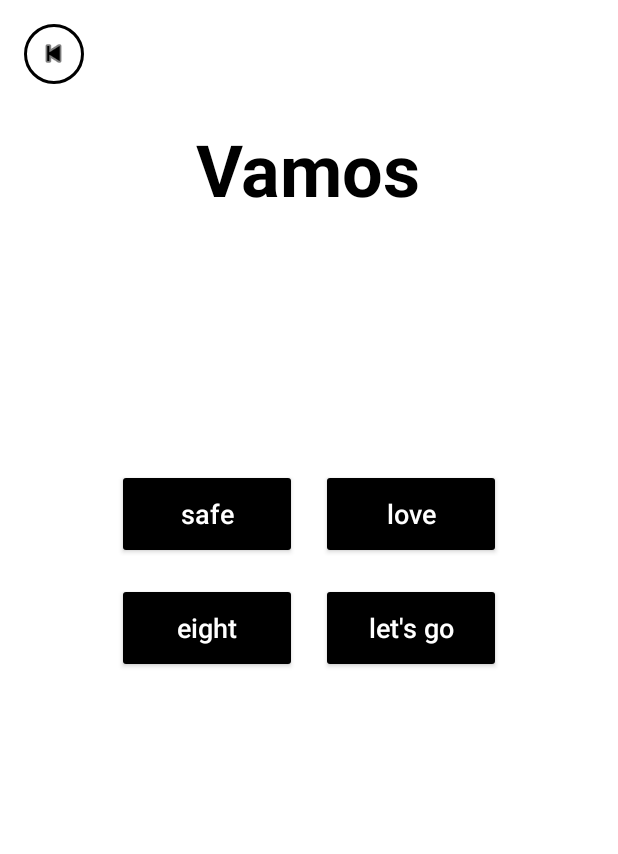
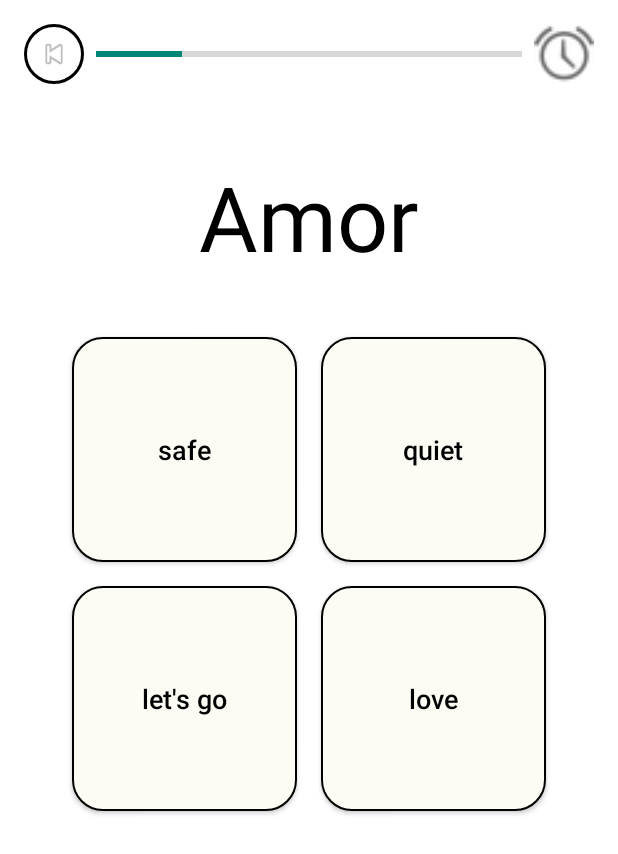
Before and after one commit to awelotta/Lingonary, an Android app built with Jetpack Compose: the fragment WordLibraryFragment placed in its activity, after a tap on "QUIZ", on a phone screen of 412 x 824 dp. Shown: the top 854 px of the screen. Run offline under Robolectric (Android 15) with nearby library versions, the phone set to English and light mode, and no system bars.

Commit message:
Updates for quiz 11/25/25

```diff
--- a/app/src/main/java/com/example/lingonary/QuizActivity.java
+++ b/app/src/main/java/com/example/lingonary/QuizActivity.java
@@ -2,13 +2,13 @@ package com.example.lingonary;
 
 import android.content.Intent;
 import android.os.Bundle;
-import android.view.LayoutInflater;
 import android.view.View;
 import android.widget.Button;
 import android.widget.ImageView;
+import android.widget.ProgressBar;
 import android.widget.TextView;
-import androidx.appcompat.app.AlertDialog;
 import androidx.appcompat.app.AppCompatActivity;
+import androidx.core.content.ContextCompat;
 
 import com.example.lingonary.models.Word;
 
@@ -17,18 +17,17 @@ import java.util.Collections;
 import java.util.List;
 import java.util.stream.Collectors;
 
-public class QuizActivity extends AppCompatActivity {
+public class QuizActivity extends AppCompatActivity implements View.OnClickListener {
 
     private List<Word> wordList;
     private List<Word> quizList;
-
     private Word currentWord;
+    private int currentQuestionIndex = 0;
 
     private TextView titleVamos;
-    private Button btnLetsGo;
-    private Button btnHappy;
-    private Button btnVictory;
-    private Button btnPotato;
+    private Button btnOption1, btnOption2, btnOption3, btnOption4, btnContinue;
+    private ProgressBar progressBar;
+    private List<Button> optionButtons;
 
     @Override
     protected void onCreate(Bundle savedInstanceState) {
@@ -36,18 +35,40 @@ public class QuizActivity extends AppCompatActivity {
         setContentView(R.layout.quizactivity_main);
 
         wordList = getIntent().getParcelableArrayListExtra("wordList");
-        quizList = wordList.stream().filter(w -> w.getTimesCorrect() < 2).collect(Collectors.toList());
+        if (wordList != null) {
+            List<Word> availableWords = wordList.stream().filter(w -> w.getTimesCorrect() < 3).collect(Collectors.toList());
+            Collections.shuffle(availableWords);
+            quizList = availableWords.stream().limit(10).collect(Collectors.toList());
+        }
 
         titleVamos = findViewById(R.id.titleVamos);
-        btnLetsGo = findViewById(R.id.btnLetsGo);
-        btnHappy = findViewById(R.id.btnHappy);
-        btnVictory = findViewById(R.id.btnVictory);
-        btnPotato = findViewById(R.id.btnPotato);
+        btnOption1 = findViewById(R.id.btnOption1);
+        btnOption2 = findViewById(R.id.btnOption2);
+        btnOption3 = findViewById(R.id.btnOption3);
+        btnOption4 = findViewById(R.id.btnOption4);
+        btnContinue = findViewById(R.id.btnContinue);
+        progressBar = findViewById(R.id.progressBar);
+
+        optionButtons = new ArrayList<>();
+        optionButtons.add(btnOption1);
+        optionButtons.add(btnOption2);
+        optionButtons.add(btnOption3);
+        optionButtons.add(btnOption4);
+
+        for (Button button : optionButtons) {
+            button.setOnClickListener(this);
+        }
+
+        btnContinue.setOnClickListener(v -> {
+            currentQuestionIndex++;
+            loadNewQuestion();
+        });
 
         ImageView backArrow = findViewById(R.id.backArrow);
         backArrow.setOnClickListener(v -> finishQuiz());
 
         if (quizList != null && !quizList.isEmpty()) {
+            progressBar.setMax(quizList.size());
             loadNewQuestion();
         } else {
             finishQuiz();
@@ -55,65 +76,61 @@ public class QuizActivity extends AppCompatActivity {
     }
 
     private void loadNewQuestion() {
-        if (quizList.isEmpty()) {
+        if (currentQuestionIndex >= quizList.size()) {
             finishQuiz();
             return;
         }
 
-        Collections.shuffle(quizList);
-        currentWord = quizList.get(0);
-
+        resetButtonStyles();
+        currentWord = quizList.get(currentQuestionIndex);
+        currentWord.setHasBeenInQuiz(true);
         titleVamos.setText(currentWord.getLearning());
+        progressBar.setProgress(currentQuestionIndex + 1);
 
         List<Word> options = new ArrayList<>(wordList);
         options.remove(currentWord);
         Collections.shuffle(options);
 
-        List<Button> buttons = new ArrayList<>();
-        buttons.add(btnLetsGo);
-        buttons.add(btnHappy);
-        buttons.add(btnVictory);
-        buttons.add(btnPotato);
-        Collections.shuffle(buttons);
+        Collections.shuffle(optionButtons);
 
-        buttons.get(0).setText(currentWord.getNativeLang());
-        buttons.get(0).setOnClickListener(v -> {
-            currentWord.incrementTimesCorrect();
-            showResultDialog(true);
-        });
-
-        for (int i = 1; i < buttons.size(); i++) {
-            buttons.get(i).setText(options.get(i - 1).getNativeLang());
-            buttons.get(i).setOnClickListener(v -> showResultDialog(false));
+        optionButtons.get(0).setText(currentWord.getNativeLang());
+        for (int i = 1; i < optionButtons.size(); i++) {
+            optionButtons.get(i).setText(options.get(i - 1).getNativeLang());
         }
     }
 
-    private void showResultDialog(boolean isCorrect) {
-        View dialogView = LayoutInflater.from(this)
-                .inflate(R.layout.quizpopup_result, null, false);
+    @Override
+    public void onClick(View v) {
+        Button selectedButton = (Button) v;
+        String selectedAnswer = selectedButton.getText().toString();
 
-        TextView tvDetail = dialogView.findViewById(R.id.resultDetail);
-        Button btnYes = dialogView.findViewById(R.id.btnYes);
-        Button btnNo = dialogView.findViewById(R.id.btnNo);
+        if (selectedAnswer.equals(currentWord.getNativeLang())) {
+            selectedButton.setBackground(ContextCompat.getDrawable(this, R.drawable.quiz_button_correct));
+            currentWord.incrementTimesCorrect();
+        } else {
+            selectedButton.setBackground(ContextCompat.getDrawable(this, R.drawable.quiz_button_incorrect));
+            // Highlight the correct answer
+            for (Button button : optionButtons) {
+                if (button.getText().toString().equals(currentWord.getNativeLang())) {
+                    button.setBackground(ContextCompat.getDrawable(this, R.drawable.quiz_button_correct));
+                    break;
+                }
+            }
+        }
 
-        tvDetail.setText(isCorrect ? "Correct" : "Incorrect");
+        for (Button button : optionButtons) {
+            button.setEnabled(false);
+        }
 
-        AlertDialog dialog = new AlertDialog.Builder(this)
-                .setView(dialogView)
-                .setCancelable(false)
-                .create();
+        btnContinue.setVisibility(View.VISIBLE);
+    }
 
-        btnYes.setText("Next");
-        btnYes.setOnClickListener(v -> {
-            quizList.remove(currentWord);
-            loadNewQuestion();
-            dialog.dismiss();
-        });
-
-        btnNo.setText("Exit");
-        btnNo.setOnClickListener(v -> finishQuiz());
-
-        dialog.show();
+    private void resetButtonStyles() {
+        for (Button button : optionButtons) {
+            button.setBackground(ContextCompat.getDrawable(this, R.drawable.quiz_button_default));
+            button.setEnabled(true);
+        }
+        btnContinue.setVisibility(View.INVISIBLE);
     }
 
     private void finishQuiz() {
--- a/app/src/main/java/com/example/lingonary/WordLibraryFragment.java
+++ b/app/src/main/java/com/example/lingonary/WordLibraryFragment.java
@@ -67,12 +67,14 @@ public class WordLibraryFragment extends Fragment {
         recyclerLearning.setLayoutManager(new LinearLayoutManager(getContext()));
         recyclerMastered.setLayoutManager(new LinearLayoutManager(getContext()));
 
+        if (wordList == null) {
             wordList = new ArrayList<>();
             wordList.add(new Word("Amor", "love"));
             wordList.add(new Word("Tranquilo", "quiet"));
             wordList.add(new Word("Seguro", "safe"));
             wordList.add(new Word("Ocho", "eight"));
             wordList.add(new Word("Vamos", "let's go"));
+        }
 
         updateWordLists();
 
@@ -87,9 +89,9 @@ public class WordLibraryFragment extends Fragment {
 
     private void updateWordLists() {
         if (wordList == null) return;
-        List<Word> haventStartedList = wordList.stream().filter(w -> w.getTimesCorrect() == 0).collect(Collectors.toList());
-        List<Word> learningList = wordList.stream().filter(w -> w.getTimesCorrect() == 1).collect(Collectors.toList());
-        List<Word> masteredList = wordList.stream().filter(w -> w.getTimesCorrect() >= 2).collect(Collectors.toList());
+        List<Word> haventStartedList = wordList.stream().filter(w -> !w.hasBeenInQuiz()).collect(Collectors.toList());
+        List<Word> learningList = wordList.stream().filter(w -> w.hasBeenInQuiz() && w.getTimesCorrect() < 3).collect(Collectors.toList());
+        List<Word> masteredList = wordList.stream().filter(w -> w.getTimesCorrect() >= 3).collect(Collectors.toList());
 
         haventStartedAdapter = new WordAdapter(haventStartedList);
         learningAdapter = new WordAdapter(learningList);
--- a/app/src/main/java/com/example/lingonary/models/Word.java
+++ b/app/src/main/java/com/example/lingonary/models/Word.java
@@ -7,17 +7,33 @@ public class Word implements Parcelable {
     private String learning;
     private String nativeLang;
     private int timesCorrect;
+    private boolean hasBeenInQuiz;
 
     public Word(String learning, String nativeLang) {
         this.learning = learning;
         this.nativeLang = nativeLang;
         this.timesCorrect = 0;
+        this.hasBeenInQuiz = false;
     }
 
     protected Word(Parcel in) {
         learning = in.readString();
         nativeLang = in.readString();
         timesCorrect = in.readInt();
+        hasBeenInQuiz = in.readByte() != 0;
+    }
+
+    @Override
+    public void writeToParcel(Parcel dest, int flags) {
+        dest.writeString(learning);
+        dest.writeString(nativeLang);
+        dest.writeInt(timesCorrect);
+        dest.writeByte((byte) (hasBeenInQuiz ? 1 : 0));
+    }
+
+    @Override
+    public int describeContents() {
+        return 0;
     }
 
     public static final Creator<Word> CREATOR = new Creator<Word>() {
@@ -35,18 +51,8 @@ public class Word implements Parcelable {
     public String getLearning() { return learning; }
     public String getNativeLang() { return nativeLang; }
     public int getTimesCorrect() { return timesCorrect; }
+    public boolean hasBeenInQuiz() { return hasBeenInQuiz; }
 
     public void incrementTimesCorrect() { this.timesCorrect++; }
-
-    @Override
-    public void writeToParcel(Parcel dest, int flags) {
-        dest.writeString(learning);
-        dest.writeString(nativeLang);
-        dest.writeInt(timesCorrect);
-    }
-
-    @Override
-    public int describeContents() {
-        return 0;
-    }
+    public void setHasBeenInQuiz(boolean hasBeenInQuiz) { this.hasBeenInQuiz = hasBeenInQuiz; }
 }
--- /dev/null
+++ b/app/src/main/res/drawable/quiz_button_correct.xml
@@ -0,0 +1,7 @@
+<?xml version="1.0" encoding="utf-8"?>
+<shape xmlns:android="http://schemas.android.com/apk/res/android"
+    android:shape="rectangle">
+    <solid android:color="@color/quiz_correct_answer" />
+    <corners android:radius="20dp" />
+    <stroke android:width="1dp" android:color="@android:color/black" />
+</shape>
--- /dev/null
+++ b/app/src/main/res/drawable/quiz_button_default.xml
@@ -0,0 +1,7 @@
+<?xml version="1.0" encoding="utf-8"?>
+<shape xmlns:android="http://schemas.android.com/apk/res/android"
+    android:shape="rectangle">
+    <solid android:color="@color/quiz_answer_box" />
+    <corners android:radius="20dp" />
+    <stroke android:width="1dp" android:color="@android:color/black" />
+</shape>
--- /dev/null
+++ b/app/src/main/res/drawable/quiz_button_incorrect.xml
@@ -0,0 +1,7 @@
+<?xml version="1.0" encoding="utf-8"?>
+<shape xmlns:android="http://schemas.android.com/apk/res/android"
+    android:shape="rectangle">
+    <solid android:color="@android:color/holo_red_light" />
+    <corners android:radius="20dp" />
+    <stroke android:width="1dp" android:color="@android:color/black" />
+</shape>
--- a/app/src/main/res/layout/fragment_word_library.xml
+++ b/app/src/main/res/layout/fragment_word_library.xml
@@ -3,7 +3,7 @@
     xmlns:app="http://schemas.android.com/apk/res-auto"
     android:layout_width="match_parent"
     android:layout_height="match_parent"
-    android:background="#F9F2FF">
+    android:background="#FAFAFA">
 
     <androidx.core.widget.NestedScrollView
         android:layout_width="match_parent"
--- a/app/src/main/res/layout/quizactivity_main.xml
+++ b/app/src/main/res/layout/quizactivity_main.xml
@@ -1,121 +1,103 @@
 <?xml version="1.0" encoding="utf-8"?>
-<FrameLayout xmlns:android="http://schemas.android.com/apk/res/android"
+<androidx.constraintlayout.widget.ConstraintLayout xmlns:android="http://schemas.android.com/apk/res/android"
     xmlns:app="http://schemas.android.com/apk/res-auto"
+    xmlns:tools="http://schemas.android.com/tools"
     android:layout_width="match_parent"
     android:layout_height="match_parent"
-    android:background="@android:color/white">
+    android:background="#FFFFFF">
 
-    <LinearLayout
-        android:layout_width="match_parent"
-        android:layout_height="match_parent"
-        android:orientation="vertical"
-        android:gravity="top|center_horizontal"
-        android:background="@android:color/white">
+    <ImageView
+        android:id="@+id/backArrow"
+        android:layout_width="40dp"
+        android:layout_height="40dp"
+        android:layout_marginStart="16dp"
+        android:layout_marginTop="16dp"
+        android:background="@drawable/circle_white_border"
+        android:padding="8dp"
+        android:src="@android:drawable/ic_media_previous"
+        app:layout_constraintStart_toStartOf="parent"
+        app:layout_constraintTop_toTopOf="parent" />
 
+    <ProgressBar
+        android:id="@+id/progressBar"
+        style="?android:attr/progressBarStyleHorizontal"
+        android:layout_width="0dp"
+        android:layout_height="wrap_content"
+        android:layout_marginStart="8dp"
+        android:layout_marginEnd="8dp"
+        app:layout_constraintBottom_toBottomOf="@+id/backArrow"
+        app:layout_constraintEnd_toStartOf="@+id/timerIcon"
+        app:layout_constraintStart_toEndOf="@+id/backArrow"
+        app:layout_constraintTop_toTopOf="@+id/backArrow" />
+
+    <ImageView
+        android:id="@+id/timerIcon"
+        android:layout_width="40dp"
+        android:layout_height="40dp"
+        android:layout_marginEnd="16dp"
+        android:src="@android:drawable/ic_lock_idle_alarm"
+        app:layout_constraintBottom_toBottomOf="@+id/progressBar"
+        app:layout_constraintEnd_toEndOf="parent"
+        app:layout_constraintTop_toTopOf="@+id/progressBar" />
 
     <TextView
         android:id="@+id/titleVamos"
         android:layout_width="wrap_content"
         android:layout_height="wrap_content"
-            android:text="Vamos"
-            android:textSize="48sp"
-            android:textStyle="bold"
+        android:layout_marginTop="60dp"
+        android:text="美"
         android:textColor="@android:color/black"
-            android:layout_marginTop="80dp" />
+        android:textSize="60sp"
+        app:layout_constraintEnd_toEndOf="parent"
+        app:layout_constraintStart_toStartOf="parent"
+        app:layout_constraintTop_toBottomOf="@+id/progressBar" />
 
-
-        <LinearLayout
+    <GridLayout
+        android:id="@+id/gridLayout"
         android:layout_width="wrap_content"
         android:layout_height="wrap_content"
-            android:orientation="vertical"
-            android:gravity="center"
-            android:layout_marginTop="160dp"
-            android:background="@android:color/white">
-
-
-            <LinearLayout
-                android:layout_width="wrap_content"
-                android:layout_height="wrap_content"
-                android:orientation="horizontal"
-                android:background="@android:color/white">
+        android:layout_marginTop="32dp"
+        android:columnCount="2"
+        app:layout_constraintEnd_toEndOf="parent"
+        app:layout_constraintStart_toStartOf="parent"
+        app:layout_constraintTop_toBottomOf="@+id/titleVamos">
 
         <Button
-                    android:id="@+id/btnLetsGo"
-                    android:layout_width="120dp"
-                    android:layout_height="60dp"
-                    android:text="Let's go"
-                    android:textAllCaps="false"
-                    android:textSize="18sp"
-                    android:textColor="@android:color/white"
-                    android:backgroundTint="@android:color/black"
-                    android:layout_margin="8dp" />
+            android:id="@+id/btnOption1"
+            style="@style/QuizButton"
+            android:text="Beautiful" />
 
         <Button
-                    android:id="@+id/btnHappy"
-                    android:layout_width="120dp"
-                    android:layout_height="60dp"
-                    android:text="Happy"
-                    android:textAllCaps="false"
-                    android:textSize="18sp"
-                    android:textColor="@android:color/white"
-                    android:backgroundTint="@android:color/black"
-                    android:layout_margin="8dp" />
-
-            </LinearLayout>
-
-
-            <LinearLayout
-                android:layout_width="wrap_content"
-                android:layout_height="wrap_content"
-                android:orientation="horizontal"
-                android:background="@android:color/white">
+            android:id="@+id/btnOption2"
+            style="@style/QuizButton"
+            android:text="Love" />
 
         <Button
-                    android:id="@+id/btnVictory"
-                    android:layout_width="120dp"
-                    android:layout_height="60dp"
-                    android:text="Victory"
-                    android:textAllCaps="false"
-                    android:textSize="18sp"
-                    android:textColor="@android:color/white"
-                    android:backgroundTint="@android:color/black"
-                    android:layout_margin="8dp" />
+            android:id="@+id/btnOption3"
+            style="@style/QuizButton"
+            android:text="Cold" />
 
         <Button
-                    android:id="@+id/btnPotato"
-                    android:layout_width="120dp"
+            android:id="@+id/btnOption4"
+            style="@style/QuizButton"
+            android:text="Stone" />
+
+    </GridLayout>
+
+    <Button
+        android:id="@+id/btnContinue"
+        android:layout_width="0dp"
         android:layout_height="60dp"
-                    android:text="Potato"
-                    android:textAllCaps="false"
-                    android:textSize="18sp"
-                    android:textColor="@android:color/white"
-                    android:backgroundTint="@android:color/black"
-                    android:layout_margin="8dp" />
+        android:layout_marginStart="32dp"
+        android:layout_marginEnd="32dp"
+        android:layout_marginBottom="32dp"
+        android:backgroundTint="#D9D56B"
+        android:text="Continue"
+        android:textColor="@android:color/black"
+        android:visibility="invisible"
+        app:cornerRadius="20dp"
+        app:layout_constraintBottom_toBottomOf="parent"
+        app:layout_constraintEnd_toEndOf="parent"
+        app:layout_constraintStart_toStartOf="parent" />
 
-            </LinearLayout>
-
-        </LinearLayout>
-
-    </LinearLayout>
-
-
-    <FrameLayout
-        android:id="@+id/backContainer"
-        android:layout_width="40dp"
-        android:layout_height="40dp"
-        android:layout_gravity="top|start"
-        android:layout_margin="16dp"
-        android:background="@drawable/circle_white_border">
-
-        <ImageView
-            android:id="@+id/backArrow"
-            android:layout_width="22dp"
-            android:layout_height="22dp"
-            android:layout_gravity="center"
-            android:src="@android:drawable/ic_media_previous"
-            app:tint="@android:color/black" />
-    </FrameLayout>
-
-
-
-</FrameLayout>
+</androidx.constraintlayout.widget.ConstraintLayout>
--- a/app/src/main/res/values/colors.xml
+++ b/app/src/main/res/values/colors.xml
@@ -12,4 +12,7 @@
     <color name="blue_accent">#FF76B1FF</color>
     <color name="green_primary">#FF87B800</color>
     <color name="gray_dark">#FF6B6B6B</color>
+    <color name="quiz_background">#EBE9E9</color>
+    <color name="quiz_answer_box">#FCFCF4</color>
+    <color name="quiz_correct_answer">#D9D56B</color>
 </resources>
--- /dev/null
+++ b/app/src/main/res/values/styles.xml
@@ -0,0 +1,12 @@
+<?xml version="1.0" encoding="utf-8"?>
+<resources>
+    <style name="QuizButton" parent="Widget.AppCompat.Button">
+        <item name="android:layout_width">150dp</item>
+        <item name="android:layout_height">150dp</item>
+        <item name="android:layout_margin">8dp</item>
+        <item name="android:background">@drawable/quiz_button_default</item>
+        <item name="android:textColor">@android:color/black</item>
+        <item name="android:textSize">18sp</item>
+        <item name="android:textAllCaps">false</item>
+    </style>
+</resources>
```
Lines whose indentation alone changed are shown as unchanged.
